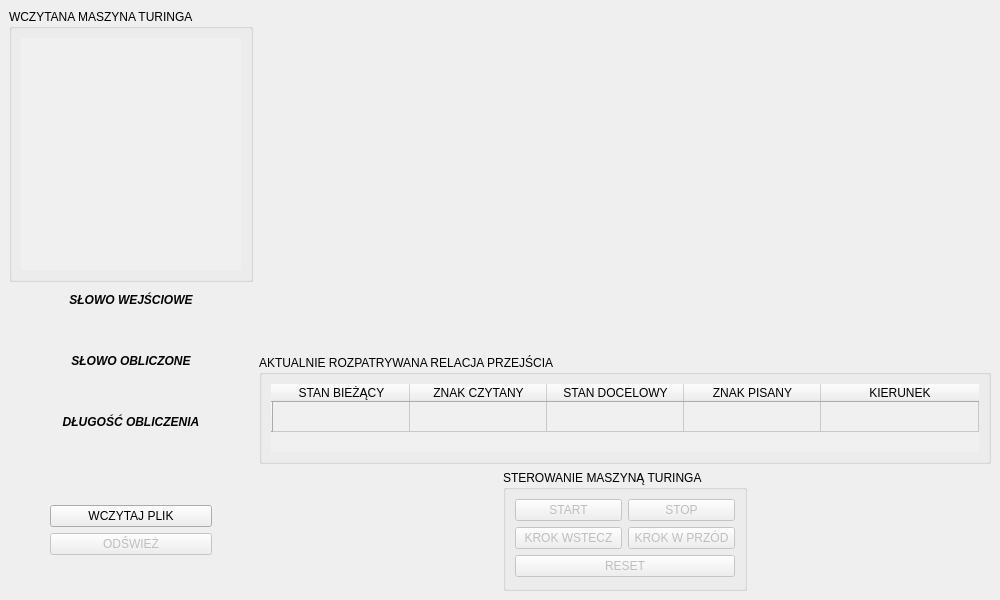
Above: form.ui from MichSosnowski/Deterministic_Turing_Machine before the change. Below: the same form after it.
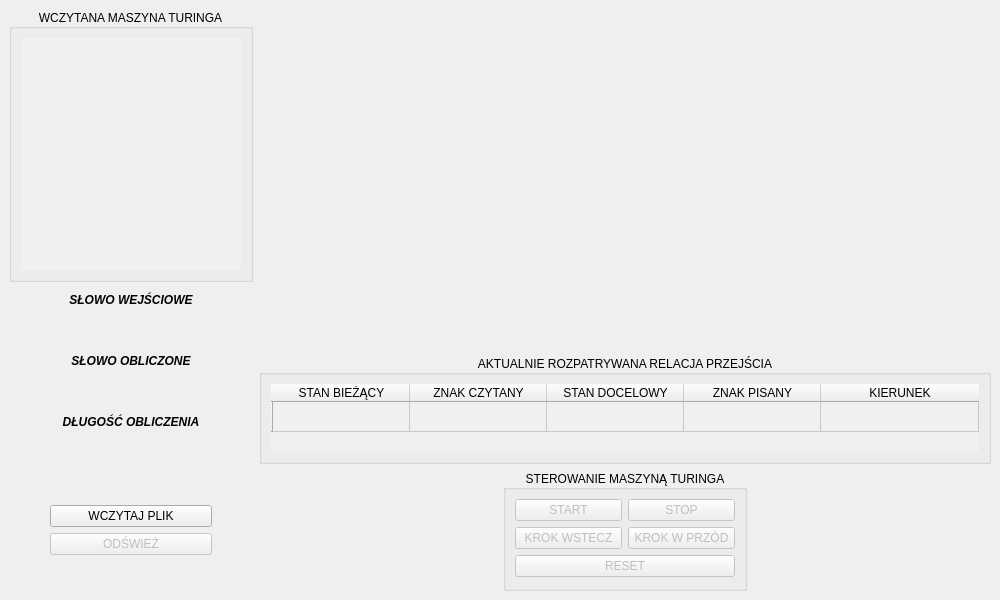
That is the form after the change.

Commit message: Centered text of widgets in GUI

Diff of the .ui file:
```diff
--- a/form.ui
+++ b/form.ui
@@ -22,6 +22,9 @@
         <property name="title">
          <string>WCZYTANA MASZYNA TURINGA</string>
         </property>
+        <property name="alignment">
+         <set>Qt::AlignCenter</set>
+        </property>
         <layout class="QGridLayout" name="gridLayout_3">
          <item row="0" column="0">
           <widget class="QTextBrowser" name="file_text_browser">
@@ -58,6 +61,9 @@
         <property name="title">
          <string>STEROWANIE MASZYNĄ TURINGA</string>
         </property>
+        <property name="alignment">
+         <set>Qt::AlignCenter</set>
+        </property>
         <layout class="QGridLayout" name="gridLayout" columnstretch="1,1">
          <item row="1" column="1">
           <widget class="QPushButton" name="stop_button">
@@ -320,6 +326,9 @@
       <property name="title">
        <string>AKTUALNIE ROZPATRYWANA RELACJA PRZEJŚCIA</string>
       </property>
+      <property name="alignment">
+       <set>Qt::AlignCenter</set>
+      </property>
       <property name="flat">
        <bool>false</bool>
       </property>
```
The commit also changes 1 other file.
